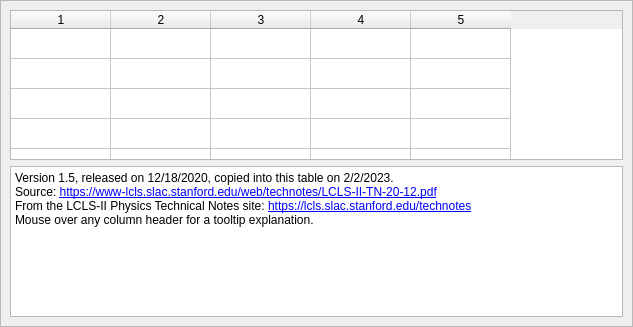
pcdshub/pmps-ui, file pmpsui/ui/beamclass_table.ui: the form before one commit.
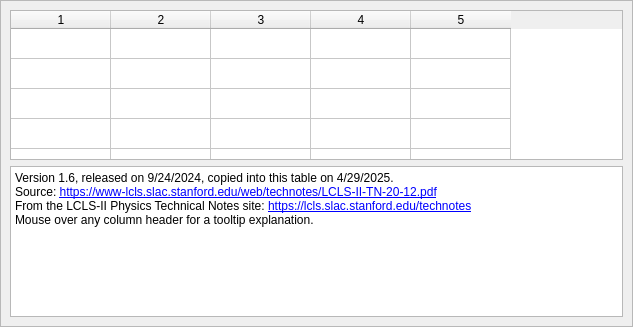
The form after the commit. Custom widgets are drawn as their Qt base class.

Commit message: Updating dates and version for beamclass table

What changed in the file:
```diff
--- a/pmpsui/ui/beamclass_table.ui
+++ b/pmpsui/ui/beamclass_table.ui
@@ -107,7 +107,7 @@
 &lt;html&gt;&lt;head&gt;&lt;meta name=&quot;qrichtext&quot; content=&quot;1&quot; /&gt;&lt;style type=&quot;text/css&quot;&gt;
 p, li { white-space: pre-wrap; }
 &lt;/style&gt;&lt;/head&gt;&lt;body style=&quot; font-family:'Sans Serif'; font-size:9pt; font-weight:400; font-style:normal;&quot;&gt;
-&lt;p style=&quot; margin-top:0px; margin-bottom:0px; margin-left:0px; margin-right:0px; -qt-block-indent:0; text-indent:0px;&quot;&gt;Version 1.5, released on 12/18/2020, copied into this table on 2/2/2023.&lt;/p&gt;
+&lt;p style=&quot; margin-top:0px; margin-bottom:0px; margin-left:0px; margin-right:0px; -qt-block-indent:0; text-indent:0px;&quot;&gt;Version 1.6, released on 9/24/2024, copied into this table on 4/29/2025.&lt;/p&gt;
 &lt;p style=&quot; margin-top:0px; margin-bottom:0px; margin-left:0px; margin-right:0px; -qt-block-indent:0; text-indent:0px;&quot;&gt;Source: &lt;a href=&quot;https://www-lcls.slac.stanford.edu/web/technotes/LCLS-II-TN-20-12.pdf&quot;&gt;&lt;span style=&quot; text-decoration: underline; color:#0000ff;&quot;&gt;https://www-lcls.slac.stanford.edu/web/technotes/LCLS-II-TN-20-12.pdf&lt;/span&gt;&lt;/a&gt;&lt;/p&gt;
 &lt;p style=&quot; margin-top:0px; margin-bottom:0px; margin-left:0px; margin-right:0px; -qt-block-indent:0; text-indent:0px;&quot;&gt;From the LCLS-II Physics Technical Notes site: &lt;a href=&quot;https://lcls.slac.stanford.edu/technotes&quot;&gt;&lt;span style=&quot; text-decoration: underline; color:#0000ff;&quot;&gt;https://lcls.slac.stanford.edu/technotes&lt;/span&gt;&lt;/a&gt;&lt;/p&gt;
 &lt;p style=&quot; margin-top:0px; margin-bottom:0px; margin-left:0px; margin-right:0px; -qt-block-indent:0; text-indent:0px;&quot;&gt;Mouse over any column header for a tooltip explanation.&lt;/p&gt;&lt;/body&gt;&lt;/html&gt;</string>
```
